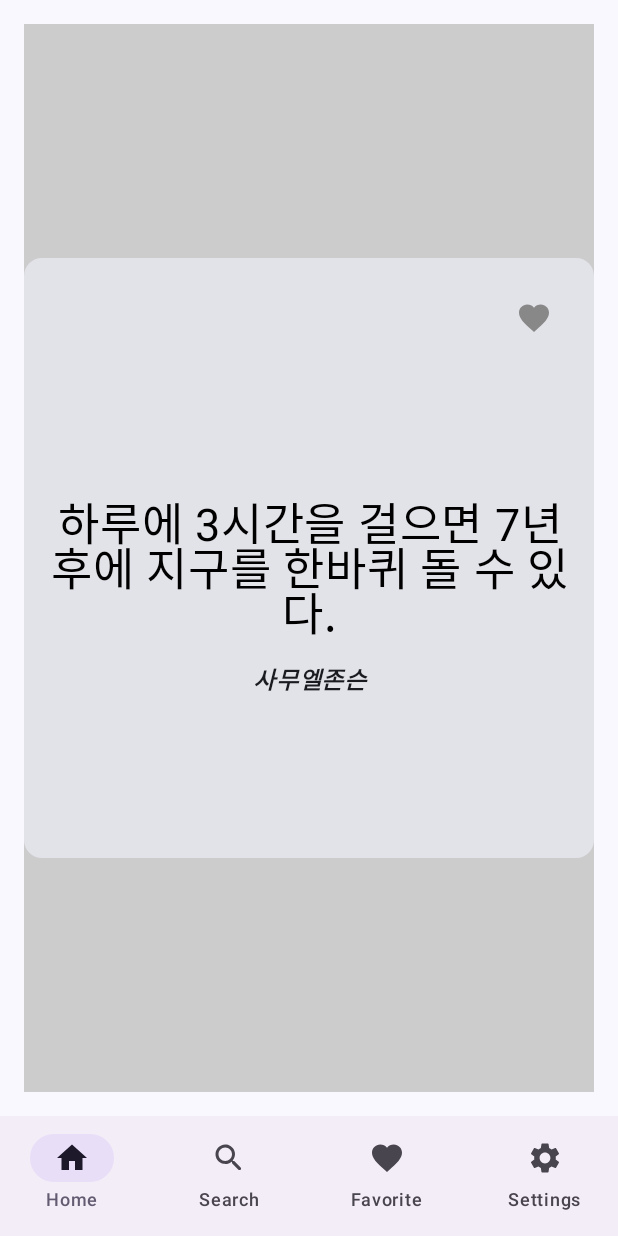
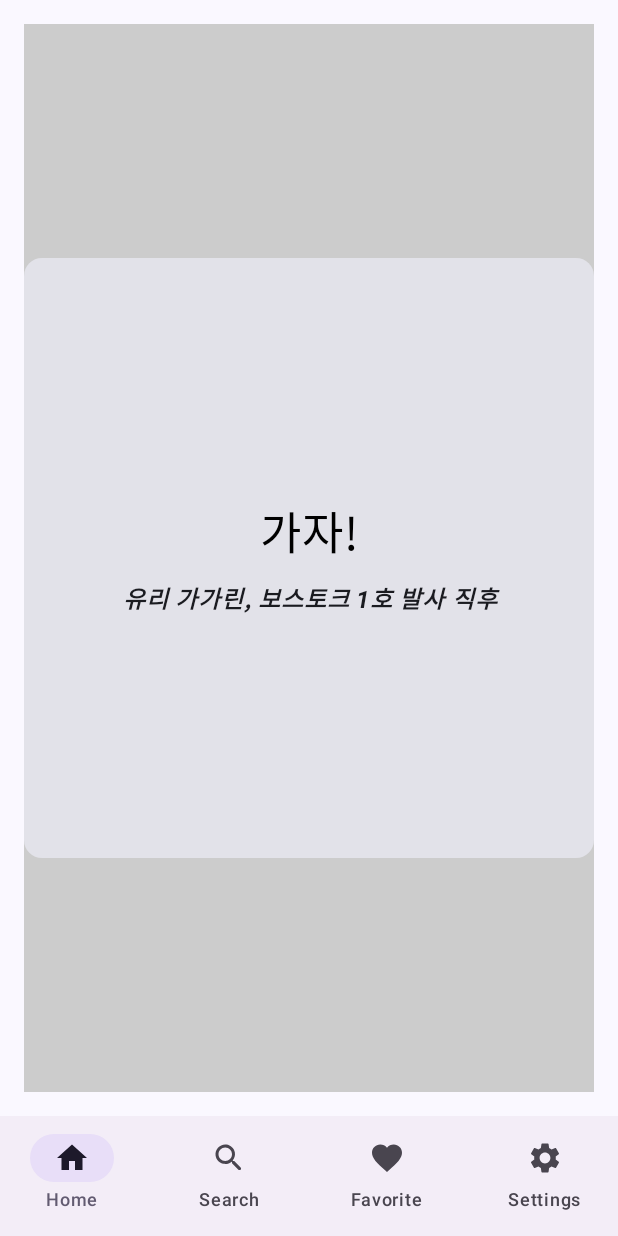
Before and after one commit to gyeolse/wisesaying, an Android app built with Jetpack Compose: the screen it shows after launch (MainActivity), on a phone screen of 412 x 824 dp. Run offline under Robolectric (Android 15) with nearby library versions, the phone set to English and light mode, and no system bars; our stand-ins replace Dagger/Hilt's generated code, Room's generated code; libraries missing offline, so code that uses them is left out: com.kakao.sdk; 1 statement that could not run was skipped.

Commit message:
[ADD] : Add WiseSaying db and make mvvm models.
- Add Wisesaying DBs
- Add Repository, Data, Dao, Database
- Add ViewModel
- Add Screens

```diff
--- /dev/null
+++ b/app/src/main/java/com/example/androidsample/data/datasource/dao/WiseSayingDao.kt
@@ -0,0 +1,20 @@
+package com.example.androidsample.data.datasource.dao
+
+import androidx.room.Dao
+import androidx.room.Delete
+import androidx.room.Insert
+import androidx.room.OnConflictStrategy
+import androidx.room.Query
+import androidx.room.Update
+import com.example.androidsample.data.model.Todo
+import com.example.androidsample.data.model.WiseSaying
+import kotlinx.coroutines.flow.Flow
+
+@Dao
+interface WiseSayingDao {
+    @Query("SELECT * FROM wisesaying")
+    fun wiseSayingList(): Flow<List<WiseSaying>>
+
+    @Query("SELECT * FROM wisesaying")
+    suspend fun getAll(): List<WiseSaying>
+}
--- /dev/null
+++ b/app/src/main/java/com/example/androidsample/data/datasource/database/WiseSayingDatabase.kt
@@ -0,0 +1,34 @@
+package com.example.androidsample.data.datasource.database
+
+import android.content.Context
+import androidx.room.Database
+import androidx.room.Room
+import androidx.room.RoomDatabase
+import com.example.androidsample.data.datasource.dao.TodoDao
+import com.example.androidsample.data.datasource.dao.WiseSayingDao
+import com.example.androidsample.data.model.WiseSaying
+
+@Database(entities = [WiseSaying::class], version = 1)
+abstract class WiseSayingDatabase : RoomDatabase() {
+    abstract fun wiseSayingDao() : WiseSayingDao
+
+    companion object {
+        @Volatile
+        private var INSTANCE: WiseSayingDatabase? = null
+
+        fun getDatabase(context: Context): WiseSayingDatabase {
+            return INSTANCE ?: synchronized(this) {
+                val instance = Room.databaseBuilder(
+                    context.applicationContext,
+                    WiseSayingDatabase::class.java,
+                    "wisesaying"
+                )
+                .createFromAsset("wisesaying.db")
+                .build()
+
+                INSTANCE = instance
+                instance
+            }
+        }
+    }
+}
--- /dev/null
+++ b/app/src/main/java/com/example/androidsample/data/model/wisesaying.kt
@@ -0,0 +1,12 @@
+package com.example.androidsample.data.model
+
+import androidx.room.ColumnInfo
+import androidx.room.Entity
+import androidx.room.PrimaryKey
+
+@Entity(tableName = "wisesaying")
+data class WiseSaying(
+    @PrimaryKey(autoGenerate = true) val uid: Boolean = null == true,
+    @ColumnInfo(name = "contents") val contents: String? = null,
+    @ColumnInfo(name = "author") val author: String? = null,
+)
--- a/app/src/main/java/com/example/androidsample/domain/di/RepositoryModule.kt
+++ b/app/src/main/java/com/example/androidsample/domain/di/RepositoryModule.kt
@@ -2,6 +2,7 @@ package com.example.androidsample.domain.di
 
 import android.app.Application
 import com.example.androidsample.domain.repository.TodoRepository
+import com.example.androidsample.domain.repository.WiseSayingDataRepository
 import dagger.Module
 import dagger.Provides
 import dagger.hilt.InstallIn
@@ -14,4 +15,9 @@ class RepositoryModule {
     fun provideTodoRepository(application: Application): TodoRepository {
         return TodoRepository(application)
     }
+
+    @Provides
+    fun provideWiseSayingRepository(application: Application): WiseSayingDataRepository {
+        return WiseSayingDataRepository(application)
+    }
 }
--- /dev/null
+++ b/app/src/main/java/com/example/androidsample/domain/repository/WiseSayingDataRepository.kt
@@ -0,0 +1,32 @@
+package com.example.androidsample.domain.repository
+
+import android.app.Application
+import android.util.Log
+import androidx.room.Room
+import com.example.androidsample.data.datasource.database.TodoDatabase
+import com.example.androidsample.data.datasource.database.WiseSayingDatabase
+import com.example.androidsample.data.model.Todo
+import com.example.androidsample.data.model.WiseSaying
+import kotlinx.coroutines.Dispatchers
+import kotlinx.coroutines.flow.Flow
+import kotlinx.coroutines.flow.count
+import kotlinx.coroutines.withContext
+import javax.inject.Inject
+
+class WiseSayingDataRepository @Inject constructor(application: Application) {
+    private val db: WiseSayingDatabase = WiseSayingDatabase.getDatabase(application)
+    private val wiseDao = db.wiseSayingDao()
+
+    suspend fun observeWiseSaying(): Flow<List<WiseSaying>> {
+        Log.d("WiseSayingDataRepository", wiseDao.wiseSayingList().count().toString())
+        return wiseDao.wiseSayingList()
+    }
+
+    suspend fun getAll() : List<WiseSaying> {
+        Log.d("wiseSayingData", wiseDao.getAll().size.toString())
+        return withContext(Dispatchers.IO) {
+            wiseDao.getAll()
+        }
+//        return wiseDao.getAll()
+    }
+}
--- a/app/src/main/java/com/example/androidsample/ui/screens/HomeScreen.kt
+++ b/app/src/main/java/com/example/androidsample/ui/screens/HomeScreen.kt
@@ -1,9 +1,9 @@
 package com.example.androidsample.ui.screens
 
+import android.util.Log
 import androidx.compose.animation.core.animateFloatAsState
 import androidx.compose.animation.core.tween
 import androidx.compose.foundation.ExperimentalFoundationApi
-import androidx.compose.foundation.Image
 import androidx.compose.foundation.background
 import androidx.compose.foundation.gestures.detectTapGestures
 import androidx.compose.foundation.layout.Arrangement
@@ -16,7 +16,6 @@ import androidx.compose.foundation.layout.fillMaxSize
 import androidx.compose.foundation.layout.fillMaxWidth
 import androidx.compose.foundation.layout.height
 import androidx.compose.foundation.layout.padding
-import androidx.compose.foundation.layout.width
 import androidx.compose.foundation.lazy.LazyColumn
 import androidx.compose.foundation.lazy.items
 import androidx.compose.foundation.pager.VerticalPager
@@ -24,13 +23,13 @@ import androidx.compose.foundation.pager.rememberPagerState
 import androidx.compose.material.icons.Icons
 import androidx.compose.material.icons.filled.Favorite
 import androidx.compose.material3.Card
-import androidx.compose.material3.CardDefaults
 import androidx.compose.material3.Icon
 import androidx.compose.material3.IconButton
 import androidx.compose.material3.MaterialTheme
 import androidx.compose.material3.Surface
 import androidx.compose.material3.Text
 import androidx.compose.runtime.Composable
+import androidx.compose.runtime.LaunchedEffect
 import androidx.compose.runtime.getValue
 import androidx.compose.runtime.mutableStateOf
 import androidx.compose.runtime.remember
@@ -40,7 +39,6 @@ import androidx.compose.ui.Modifier
 import androidx.compose.ui.graphics.Color
 import androidx.compose.ui.graphics.graphicsLayer
 import androidx.compose.ui.input.pointer.pointerInput
-import androidx.compose.ui.res.painterResource
 import androidx.compose.ui.text.font.FontStyle
 import androidx.compose.ui.text.font.FontWeight
 import androidx.compose.ui.text.style.TextAlign
@@ -50,12 +48,13 @@ import androidx.compose.ui.unit.dp
 import androidx.compose.ui.unit.sp
 import androidx.hilt.navigation.compose.hiltViewModel
 import androidx.navigation.NavController
-import com.example.androidsample.R
 import com.example.androidsample.SampleApplication
+import com.example.androidsample.data.model.WiseSaying
 import com.example.androidsample.ui.component.WiseSayingData
 import com.example.androidsample.ui.component.WiseSayingDataItem
 import com.example.androidsample.ui.theme.AndroidSampleTheme
 import com.example.androidsample.ui.viewmodel.TodoViewModel
+import com.example.androidsample.ui.viewmodel.WiseSayingViewModel
 import java.util.Calendar
 
 val contentsList = listOf(
@@ -68,15 +67,28 @@ val contentsList = listOf(
     WiseSayingData("고통이 남기고 간 뒤를 보라! 고난이 지나면 반드시 기쁨이 스며든다. ", "괴테",  isFavorite = false, isFavoriteAddDate = Calendar.getInstance().timeInMillis, wiseSayingDataThemes = "default"),
 )
 @Composable
-fun HomeScreen(navController: NavController, viewModel: TodoViewModel = hiltViewModel()) {
+fun HomeScreen(navController: NavController, viewModel: TodoViewModel = hiltViewModel(),
+               wiseSayingViewModel: WiseSayingViewModel = hiltViewModel()) {
 
     val context = SampleApplication.appContext
+    val wiseSayings by wiseSayingViewModel.wiseSayings
+
     AndroidSampleTheme {
         Surface(
             modifier = Modifier.fillMaxSize(),
             color = MaterialTheme.colorScheme.background
         ) {
-            SwipeableCardView(contentsList)
+            Log.d("WiseSaying", " WiseSaying home screen 2 " + wiseSayings.size)
+            if (wiseSayings.isNotEmpty()) {
+                SwipeableCardView(wiseSayings)
+            } else {
+                Box(
+                    modifier = Modifier.fillMaxSize(),
+                    contentAlignment = Alignment.Center
+                ) {
+                    Text(text = "로딩 중입니다...")
+                }
+            }
         }
     }
 }
@@ -96,8 +108,8 @@ fun DisplayContents(){
 
 @OptIn(ExperimentalFoundationApi::class)
 @Composable
-fun SwipeableCardView(items: List<WiseSayingData>) {
-    val pagerState = rememberPagerState(pageCount = { contentsList.size } )
+fun SwipeableCardView(items: List<WiseSaying>) {
+    val pagerState = rememberPagerState(pageCount = { items.size } )
     var cardItems by remember { mutableStateOf(items) }
 
         VerticalPager(
@@ -105,9 +117,10 @@ fun SwipeableCardView(items: List<WiseSayingData>) {
             state = pagerState
         ) {page ->
             val item = cardItems[page]
+            val isFlipped = false
 
             val rotationYs by animateFloatAsState(
-            targetValue = if (item.isFlipped) 180f else 0f,
+                targetValue = if (isFlipped) 180f else 0f,
                 animationSpec = tween(durationMillis = 600), label = ""
             )
 
@@ -131,7 +144,7 @@ fun SwipeableCardView(items: List<WiseSayingData>) {
                                 onTap = {
                                     cardItems = cardItems.mapIndexed { index, cardItem ->
                                         if (index == page) {
-                                        cardItem.copy(isFlipped = !cardItem.isFlipped)
+                                            cardItem.copy(isFlipped)
                                         } else {
                                             cardItem
                                         }
@@ -161,21 +174,21 @@ fun SwipeableCardView(items: List<WiseSayingData>) {
                                     modifier = Modifier.fillMaxWidth(),
                                     horizontalArrangement = Arrangement.End,
                                 ) {
-                                IconButton(onClick = {
-                                    cardItems = cardItems.mapIndexed { index, cardItem ->
-                                        if (index == page) {
-                                            cardItem.copy(isFavorite = !cardItem.isFavorite)
-                                        } else {
-                                            cardItem
-                                        }
-                                    }
-                                }) {
-                                    Icon(
-                                        imageVector = Icons.Filled.Favorite,
-                                        contentDescription = "Favorite",
-                                        tint = if (item.isFavorite) Color.Red else Color.Gray
-                                    )
-                                }
+//                                IconButton(onClick = {
+//                                    cardItems = cardItems.mapIndexed { index, cardItem ->
+//                                        if (index == page) {
+//                                            cardItem.copy(isFavorite = !cardItem.isFavorite)
+//                                        } else {
+//                                            cardItem
+//                                        }
+//                                    }
+//                                }) {
+//                                    Icon(
+//                                        imageVector = Icons.Filled.Favorite,
+//                                        contentDescription = "Favorite",
+//                                        tint = if (item.isFavorite) Color.Red else Color.Gray
+//                                    )
+//                                }
                                 }
                                 Spacer(modifier = Modifier.height(8.dp))
                                 Column(
@@ -184,19 +197,23 @@ fun SwipeableCardView(items: List<WiseSayingData>) {
                                     verticalArrangement = Arrangement.Center,
                                     horizontalAlignment = Alignment.CenterHorizontally
                                 ) {
-                                Text(text = item.contents,
+                                    item.contents?.let {
+                                        Text(text = it,
                                             overflow = TextOverflow.Ellipsis,
                                             fontSize = 30.sp,
                                             textAlign = TextAlign.Center,
                                             fontStyle = FontStyle.Normal,
                                             lineHeight = 30.sp,
                                             color = Color.Black)
-                                Text(text = item.author,
+                                    }
+                                    item.author?.let {
+                                        Text(text = it,
                                             fontWeight = FontWeight.Bold,
                                             fontSize = 16.sp,
                                             textAlign = TextAlign.Center,
                                             fontStyle = FontStyle.Italic,
                                             modifier = Modifier.padding(10.dp))
+                                    }
                                 }
                             }
                         }
@@ -221,7 +238,8 @@ fun SwipeableCardView(items: List<WiseSayingData>) {
                                     verticalArrangement = Arrangement.Center,
                                     horizontalAlignment = Alignment.CenterHorizontally
                                 ) {
-                                Text(text = item.author,
+                                    item.author?.let {
+                                        Text(text = it,
                                             modifier = Modifier.graphicsLayer {
                                                 alpha = backVisibility
                                                 rotationY = rotationYs
@@ -237,13 +255,14 @@ fun SwipeableCardView(items: List<WiseSayingData>) {
                             }
                         }
                     }
+                }
 
             }
         }
+}
 
-}
 @Preview
 @Composable
 fun TestHomeScreen() {
-   SwipeableCardView(contentsList)
+//   SwipeableCardView(contentsList)
 }
--- /dev/null
+++ b/app/src/main/java/com/example/androidsample/ui/viewmodel/WiseSayingViewModel.kt
@@ -0,0 +1,54 @@
+package com.example.androidsample.ui.viewmodel
+
+import android.util.Log
+import androidx.compose.runtime.State
+import androidx.compose.runtime.mutableStateOf
+import androidx.lifecycle.MutableLiveData
+import androidx.lifecycle.ViewModel
+import androidx.lifecycle.viewModelScope
+import com.example.androidsample.data.model.WiseSaying
+import com.example.androidsample.domain.repository.WiseSayingDataRepository
+import dagger.hilt.android.lifecycle.HiltViewModel
+import kotlinx.coroutines.launch
+import java.lang.Exception
+import javax.inject.Inject
+
+@HiltViewModel
+class WiseSayingViewModel @Inject constructor(
+    private val wiseSayingDataRepository: WiseSayingDataRepository,
+) : ViewModel() {
+//    private val _items = mutableStateOf(emptyList<WiseSaying>())
+//    val items: State<List<WiseSaying>> = _items
+
+    private val _wiseSayings = mutableStateOf<List<WiseSaying>>(emptyList())
+    val wiseSayings: State<List<WiseSaying>> get() = _wiseSayings
+
+    init {
+        // viewModel 초기화 시 데이터를 로드
+        fetchWiseSayings()
+        viewModelScope.launch {
+            wiseSayingDataRepository.observeWiseSaying()
+                .collect {
+                    wisesayings ->
+                    _wiseSayings.value = wisesayings
+                }
+        }
+    }
+
+    suspend fun getAll() : List<WiseSaying> {
+        return wiseSayingDataRepository.getAll()
+    }
+
+    //  비동기적으로 명언을 가져와서 상태를 업데이트
+    fun fetchWiseSayings() {
+        viewModelScope.launch {
+            try {
+                val sayings = getAll()
+                _wiseSayings.value = wiseSayingDataRepository.getAll()
+                Log.d("WiseSayingViewModel", "Wise sayings loaded: ${_wiseSayings.value.size} items")
+            } catch(e: Exception) {
+                Log.d("MyViewModel", "Failed to load wise sayings", e)
+            }
+        }
+    }
+}
```
Also changed, not shown: app/src/main/assets/wisesaying.db (added). Lines whose indentation alone changed are shown as unchanged.
